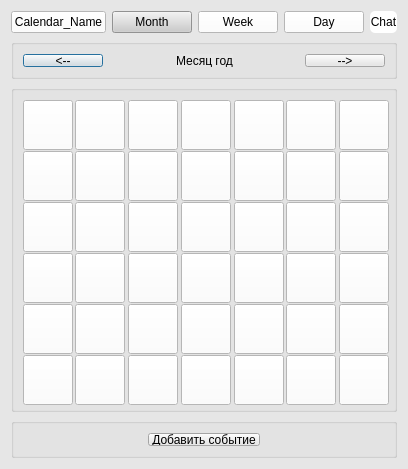
First picture: the form in Qt_Database/calendarwindow.ui, repository Cleverfox5/GoogleCalendar, before the edit.
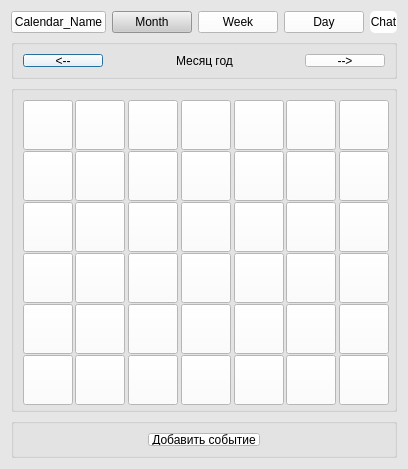
Second picture: the form after the edit.

```diff
--- a/Qt_Database/calendarwindow.ui
+++ b/Qt_Database/calendarwindow.ui
@@ -37,6 +37,9 @@
      <layout class="QHBoxLayout" name="horizontalLayout">
       <item>
        <widget class="QPushButton" name="pushButton_tudema">
+        <property name="styleSheet">
+         <string notr="true">background-color: white;</string>
+        </property>
         <property name="text">
          <string>&lt;--</string>
         </property>
@@ -77,6 +80,9 @@
       </item>
       <item>
        <widget class="QPushButton" name="pushButton_sudema">
+        <property name="styleSheet">
+         <string notr="true">background-color: white;</string>
+        </property>
         <property name="text">
          <string>--&gt;</string>
         </property>
@@ -166,6 +172,9 @@
       </item>
       <item>
        <widget class="QPushButton" name="pushButton_addEvent">
+        <property name="styleSheet">
+         <string notr="true">background-color: white;</string>
+        </property>
         <property name="text">
          <string>Добавить событие</string>
         </property>
```
